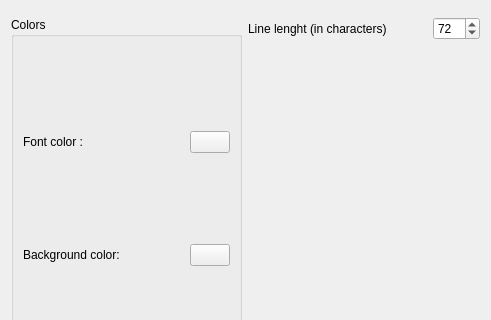
First picture: the form in advancedslideshow/captiondialog.ui, repository KDE/kipi-plugins, before the edit; both pictures show x 0 to 491 and y 0 to 320 of the 491 by 485 pixel window.
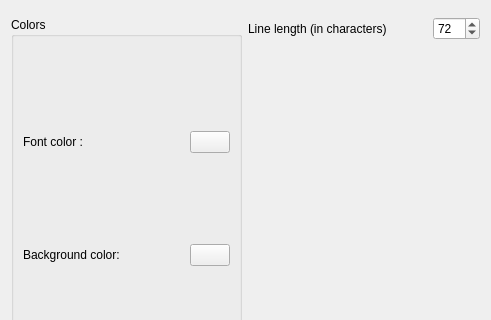
Second picture: the form after the edit. Custom widgets are drawn as their Qt base class.

Commit message: lenght => length

```diff
--- a/advancedslideshow/captiondialog.ui
+++ b/advancedslideshow/captiondialog.ui
@@ -87,7 +87,7 @@
          <item>
           <widget class="QLabel" name="label_3" >
            <property name="text" >
-            <string>Line lenght (in characters)</string>
+            <string>Line length (in characters)</string>
            </property>
           </widget>
          </item>
```
The commit also changes 4 other files.
